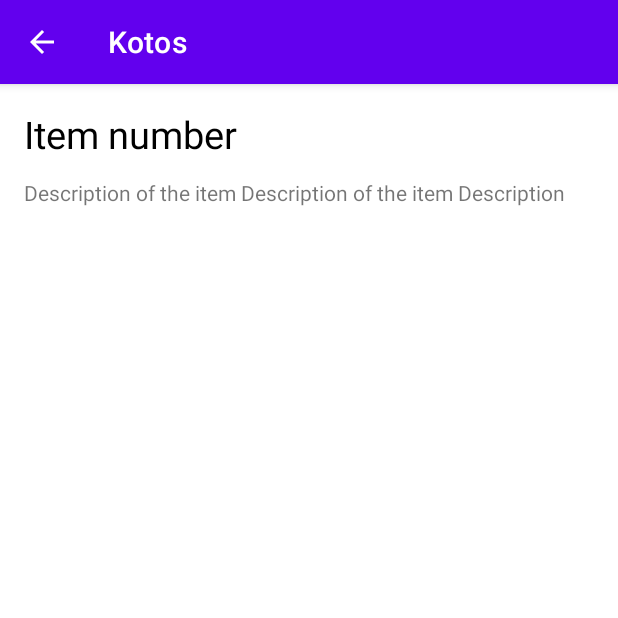
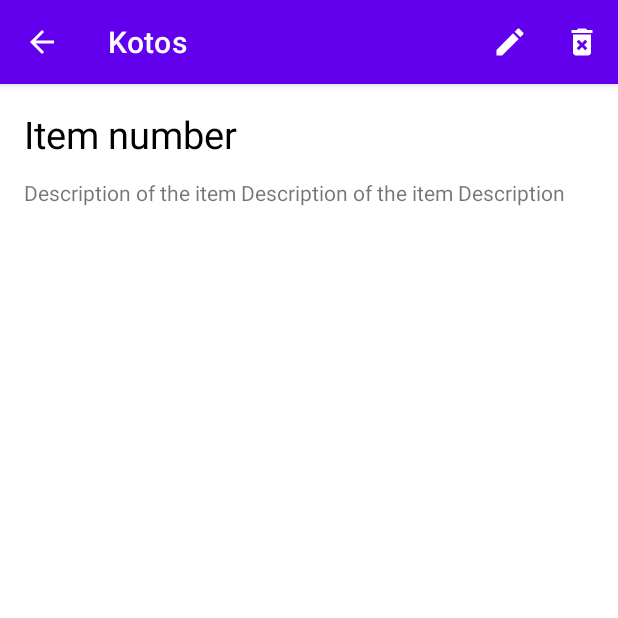
Before and after one commit to Zyr00/todo-rust, an Android app: the screen it shows after launch (DetailsActivity), after a tap on "Item number", on a phone screen of 412 x 824 dp, the top half of it. Run offline under Robolectric (Android 15) with nearby library versions, the phone set to English and light mode, and no system bars.

Commit message:
Add, Edit, Delete todo buttons

```diff
--- a/android/app/src/main/java/com/example/android/DetailsActivity.kt
+++ b/android/app/src/main/java/com/example/android/DetailsActivity.kt
@@ -2,7 +2,9 @@ package com.example.android
 
 import androidx.appcompat.app.AppCompatActivity
 import android.os.Bundle
+import android.view.Menu
 import android.view.MenuItem
+import android.widget.Toast
 import com.example.android.classes.Todo
 import com.example.android.fragments.DetailsFragment
 
@@ -23,11 +25,26 @@ class DetailsActivity : AppCompatActivity() {
         }
     }
 
+    override fun onCreateOptionsMenu(menu: Menu?): Boolean {
+        menuInflater.inflate(R.menu.details_menu, menu)
+        return super.onCreateOptionsMenu(menu)
+    }
+
     override fun onOptionsItemSelected(item: MenuItem): Boolean {
         when(item.itemId) {
+            R.id.edit_todo -> {
+                Toast.makeText(this, "Edit This fucker", Toast.LENGTH_SHORT)
+                    .show();
+                return true;
+            }
+            R.id.delete_todo -> {
+                Toast.makeText(this, "Delete This fucker", Toast.LENGTH_SHORT)
+                    .show();
+                return true;
+            }
             android.R.id.home -> {
                 super.onBackPressed()
-                return true
+                return true;
             }
         }
         return super.onOptionsItemSelected(item)
--- a/android/app/src/main/java/com/example/android/MainActivity.kt
+++ b/android/app/src/main/java/com/example/android/MainActivity.kt
@@ -2,11 +2,14 @@ package com.example.android
 
 import androidx.appcompat.app.AppCompatActivity
 import android.os.Bundle
+import android.view.Menu
+import android.widget.Toast
 import androidx.viewpager2.widget.ViewPager2
 import com.example.android.adapters.ViewPageAdapter
 import com.example.android.classes.Tuple
 import com.example.android.fragments.ListDoneFragment
 import com.example.android.fragments.ListTodoFragment
+import com.google.android.material.floatingactionbutton.FloatingActionButton
 import com.google.android.material.tabs.TabLayout
 import com.google.android.material.tabs.TabLayoutMediator
 
@@ -22,7 +25,6 @@ class MainActivity : AppCompatActivity() {
         setContentView(R.layout.activity_main)
         setSupportActionBar(findViewById(R.id.toolbar))
 
-
         val tabLayout = findViewById<TabLayout>(R.id.tabs)
         val viewPager = findViewById<ViewPager2>(R.id.view_pager)
 
@@ -33,5 +35,10 @@ class MainActivity : AppCompatActivity() {
             tab.setText(FRAGMENTS[position].name)
             tab.setIcon(FRAGMENTS[position].icon)
         }.attach()
+
+        val fab = findViewById<FloatingActionButton>(R.id.fab)
+        fab.setOnClickListener {
+            Toast.makeText(this, "Make new fucker", Toast.LENGTH_SHORT).show()
+        }
     }
 }
--- /dev/null
+++ b/android/app/src/main/res/drawable/ic_delete_24.xml
@@ -0,0 +1,10 @@
+<vector xmlns:android="http://schemas.android.com/apk/res/android"
+    android:width="24dp"
+    android:height="24dp"
+    android:viewportWidth="24"
+    android:viewportHeight="24"
+    android:tint="?attr/colorControlNormal">
+  <path
+      android:fillColor="@android:color/white"
+      android:pathData="M6,19c0,1.1 0.9,2 2,2h8c1.1,0 2,-0.9 2,-2L18,7L6,7v12zM8.46,11.88l1.41,-1.41L12,12.59l2.12,-2.12 1.41,1.41L13.41,14l2.12,2.12 -1.41,1.41L12,15.41l-2.12,2.12 -1.41,-1.41L10.59,14l-2.13,-2.12zM15.5,4l-1,-1h-5l-1,1L5,4v2h14L19,4z"/>
+</vector>
--- /dev/null
+++ b/android/app/src/main/res/drawable/ic_edit_24.xml
@@ -0,0 +1,10 @@
+<vector xmlns:android="http://schemas.android.com/apk/res/android"
+    android:width="24dp"
+    android:height="24dp"
+    android:viewportWidth="24"
+    android:viewportHeight="24"
+    android:tint="?attr/colorControlNormal">
+  <path
+      android:fillColor="@android:color/white"
+      android:pathData="M3,17.25V21h3.75L17.81,9.94l-3.75,-3.75L3,17.25zM20.71,7.04c0.39,-0.39 0.39,-1.02 0,-1.41l-2.34,-2.34c-0.39,-0.39 -1.02,-0.39 -1.41,0l-1.83,1.83 3.75,3.75 1.83,-1.83z"/>
+</vector>
--- /dev/null
+++ b/android/app/src/main/res/menu/details_menu.xml
@@ -0,0 +1,20 @@
+<?xml version="1.0" encoding="utf-8"?>
+<menu
+    xmlns:android="http://schemas.android.com/apk/res/android"
+    xmlns:app="http://schemas.android.com/apk/res-auto">
+
+    <item
+        android:id="@+id/edit_todo"
+        android:orderInCategory="1"
+        android:icon="@drawable/ic_edit_24"
+        android:title="@string/edit_todo"
+        app:showAsAction="always" />
+
+    <item
+        android:id="@+id/delete_todo"
+        android:orderInCategory="2"
+        android:icon="@drawable/ic_delete_24"
+        android:title="@string/delete_todo"
+        app:showAsAction="ifRoom" />
+
+</menu>
--- a/android/app/src/main/res/values/dimens.xml
+++ b/android/app/src/main/res/values/dimens.xml
@@ -1,4 +1,5 @@
 <?xml version="1.0" encoding="utf-8"?>
 <resources>
     <!-- Default screen margins, per the Android Design guidelines. -->
+    <dimen name="fab_margin">16dp</dimen>
 </resources>
--- a/android/app/src/main/res/values/strings.xml
+++ b/android/app/src/main/res/values/strings.xml
@@ -2,4 +2,7 @@
     <string name="app_name">Kotos</string>
     <string name="tab_name_1">TODO</string>
     <string name="tab_name_2">DONE</string>
+    <string name="edit_todo">Edit Todo</string>
+    <string name="add_todo">Add Todo</string>
+    <string name="delete_todo">Delete Todo</string>
 </resources>
```
Also changed, not shown: android/app/src/main/res/drawable/ic_add_24.xml (added, +10 -0 lines), android/app/src/main/res/layout/activity_main.xml (+9 -0 lines).
